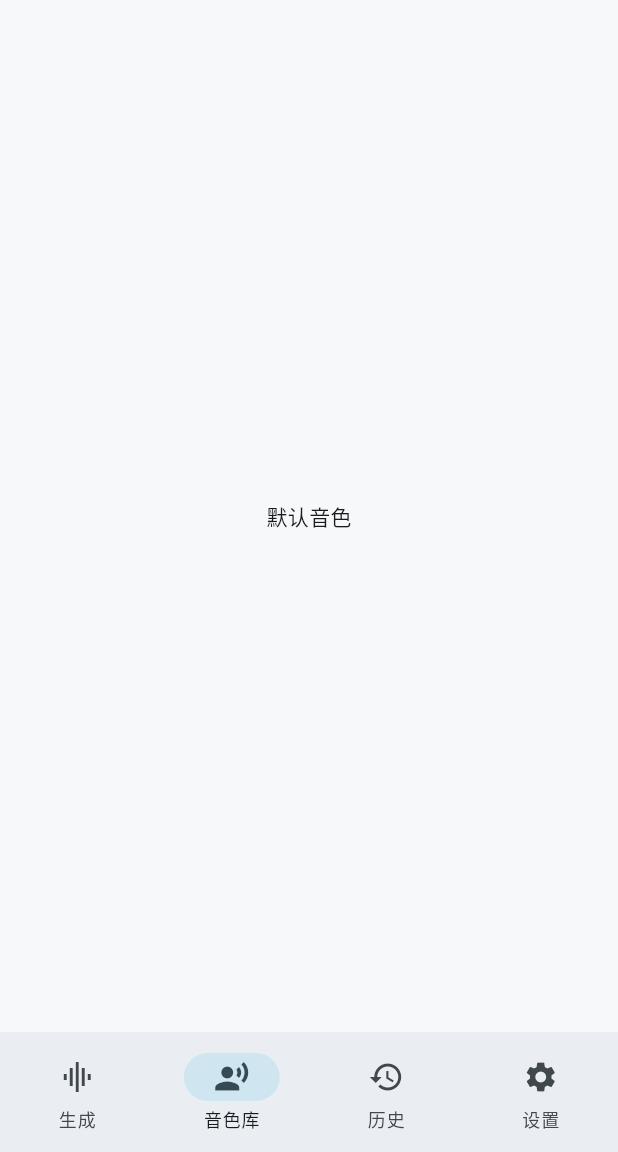
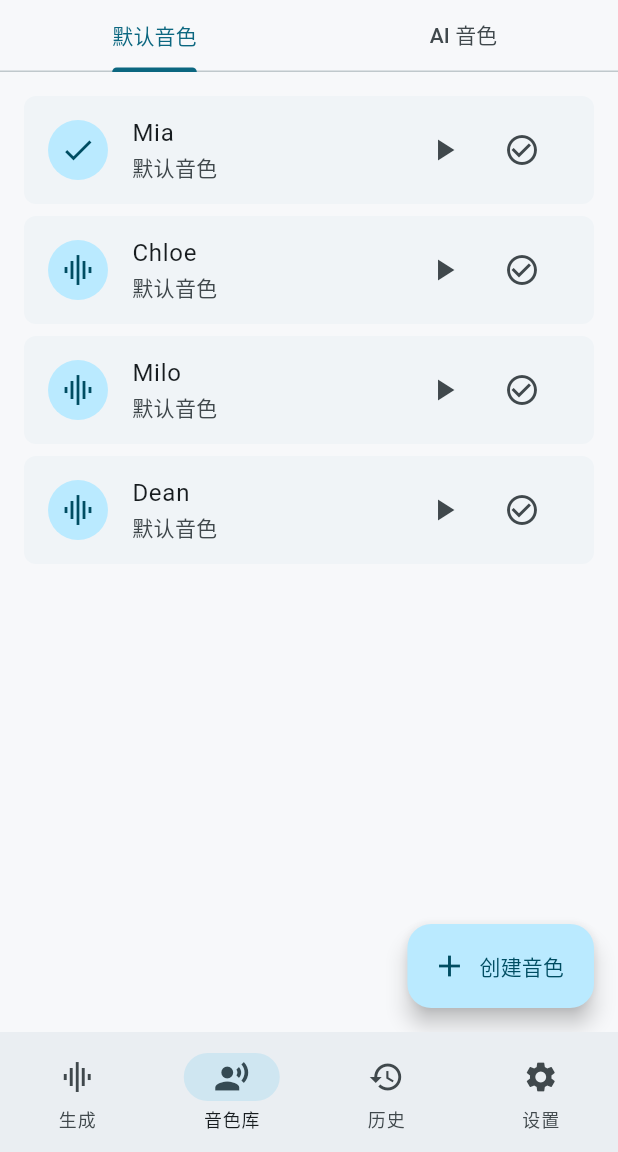
Before and after one commit to FuKun0113/shenghui-ai-voice-studio, a Flutter app: the screen it shows after launch, item 2 of the bottom bar chosen, on a phone screen of 412 x 824 dp, the part 84-1236 px from its top. Run offline on Flutter 3.47's test engine with Material 3 defaults, Android fonts, the phone set to English and light mode, and no system bars.

Commit message:
feat: add voice library and creation flow

```diff
--- a/lib/src/ui/voices/voice_library_screen.dart
+++ b/lib/src/ui/voices/voice_library_screen.dart
@@ -1,14 +1,111 @@
 import 'package:flutter/material.dart';
 
+import '../../domain/voice.dart';
 import '../../state/app_state.dart';
+import '../widgets/voice_card.dart';
+import 'voice_creation_sheet.dart';
 
-class VoiceLibraryScreen extends StatelessWidget {
+class VoiceLibraryScreen extends StatefulWidget {
   const VoiceLibraryScreen({super.key, required this.appState});
 
   final AppState appState;
 
   @override
+  State<VoiceLibraryScreen> createState() => _VoiceLibraryScreenState();
+}
+
+class _VoiceLibraryScreenState extends State<VoiceLibraryScreen> {
+  @override
+  void initState() {
+    super.initState();
+    widget.appState.addListener(_sync);
+  }
+
+  @override
+  void dispose() {
+    widget.appState.removeListener(_sync);
+    super.dispose();
+  }
+
+  void _sync() => setState(() {});
+
+  void _openCreationSheet() {
+    showModalBottomSheet<void>(
+      context: context,
+      isScrollControlled: true,
+      builder: (context) => VoiceCreationSheet(appState: widget.appState),
+    );
+  }
+
+  @override
   Widget build(BuildContext context) {
-    return const Center(child: Text('默认音色'));
+    final builtinVoices = widget.appState.voices
+        .where((voice) => voice.type == VoiceType.builtin)
+        .toList();
+    final aiVoices = widget.appState.voices
+        .where((voice) => voice.type != VoiceType.builtin)
+        .toList();
+
+    return DefaultTabController(
+      length: 2,
+      child: Scaffold(
+        body: Column(
+          children: <Widget>[
+            const TabBar(
+              tabs: <Widget>[
+                Tab(text: '默认音色'),
+                Tab(text: 'AI 音色'),
+              ],
+            ),
+            Expanded(
+              child: TabBarView(
+                children: <Widget>[
+                  _VoiceList(appState: widget.appState, voices: builtinVoices),
+                  _VoiceList(appState: widget.appState, voices: aiVoices),
+                ],
+              ),
+            ),
+          ],
+        ),
+        floatingActionButton: FloatingActionButton.extended(
+          onPressed: _openCreationSheet,
+          icon: const Icon(Icons.add),
+          label: const Text('创建音色'),
+        ),
+      ),
+    );
   }
 }
+
+class _VoiceList extends StatelessWidget {
+  const _VoiceList({required this.appState, required this.voices});
+
+  final AppState appState;
+  final List<Voice> voices;
+
+  @override
+  Widget build(BuildContext context) {
+    if (voices.isEmpty) {
+      return const Center(child: Text('暂无 AI 音色'));
+    }
+    return ListView.builder(
+      padding: const EdgeInsets.all(12),
+      itemCount: voices.length,
+      itemBuilder: (context, index) {
+        final voice = voices[index];
+        return VoiceCard(
+          voice: voice,
+          selected: appState.selectedVoice?.id == voice.id,
+          onUse: () => appState.selectVoice(voice.id),
+          onPreview: () {
+            ScaffoldMessenger.of(context).showSnackBar(
+              SnackBar(content: Text('试听 ${voice.name}')),
+            );
+          },
+          onDelete:
+              voice.isUserCreated ? () => appState.deleteVoice(voice.id) : null,
+        );
+      },
+    );
+  }
+}
--- /dev/null
+++ b/lib/src/ui/widgets/voice_card.dart
@@ -0,0 +1,62 @@
+import 'package:flutter/material.dart';
+
+import '../../domain/voice.dart';
+
+class VoiceCard extends StatelessWidget {
+  const VoiceCard({
+    super.key,
+    required this.voice,
+    required this.selected,
+    required this.onUse,
+    required this.onPreview,
+    this.onDelete,
+  });
+
+  final Voice voice;
+  final bool selected;
+  final VoidCallback onUse;
+  final VoidCallback onPreview;
+  final VoidCallback? onDelete;
+
+  @override
+  Widget build(BuildContext context) {
+    return Card(
+      child: ListTile(
+        leading: CircleAvatar(
+          child: Icon(selected ? Icons.check : Icons.graphic_eq),
+        ),
+        title: Text(voice.name),
+        subtitle: Text(_labelForType(voice.type)),
+        trailing: Wrap(
+          spacing: 4,
+          children: <Widget>[
+            IconButton(
+              tooltip: '试听',
+              onPressed: onPreview,
+              icon: const Icon(Icons.play_arrow),
+            ),
+            IconButton(
+              tooltip: '使用',
+              onPressed: onUse,
+              icon: const Icon(Icons.check_circle_outline),
+            ),
+            if (onDelete != null)
+              IconButton(
+                tooltip: '删除',
+                onPressed: onDelete,
+                icon: const Icon(Icons.delete_outline),
+              ),
+          ],
+        ),
+      ),
+    );
+  }
+
+  String _labelForType(VoiceType type) {
+    return switch (type) {
+      VoiceType.builtin => '默认音色',
+      VoiceType.cloned => '克隆音色',
+      VoiceType.designed => '设计音色',
+    };
+  }
+}
```
Also changed, not shown: lib/src/ui/voices/voice_creation_sheet.dart (added, +107 -0 lines), 1 other file.
